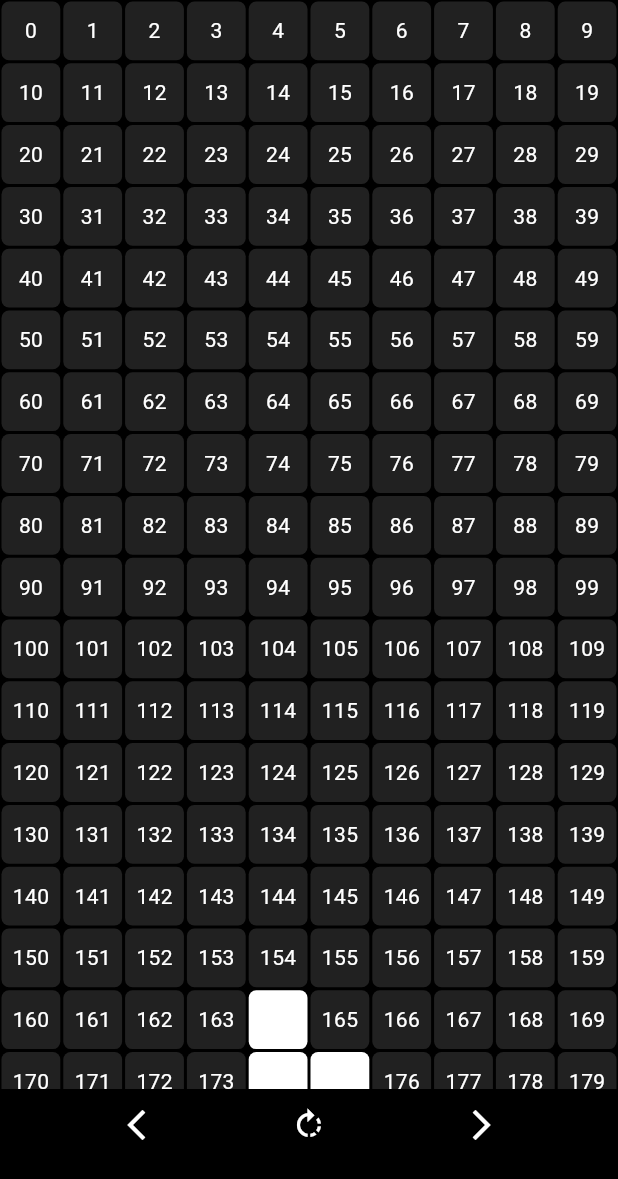
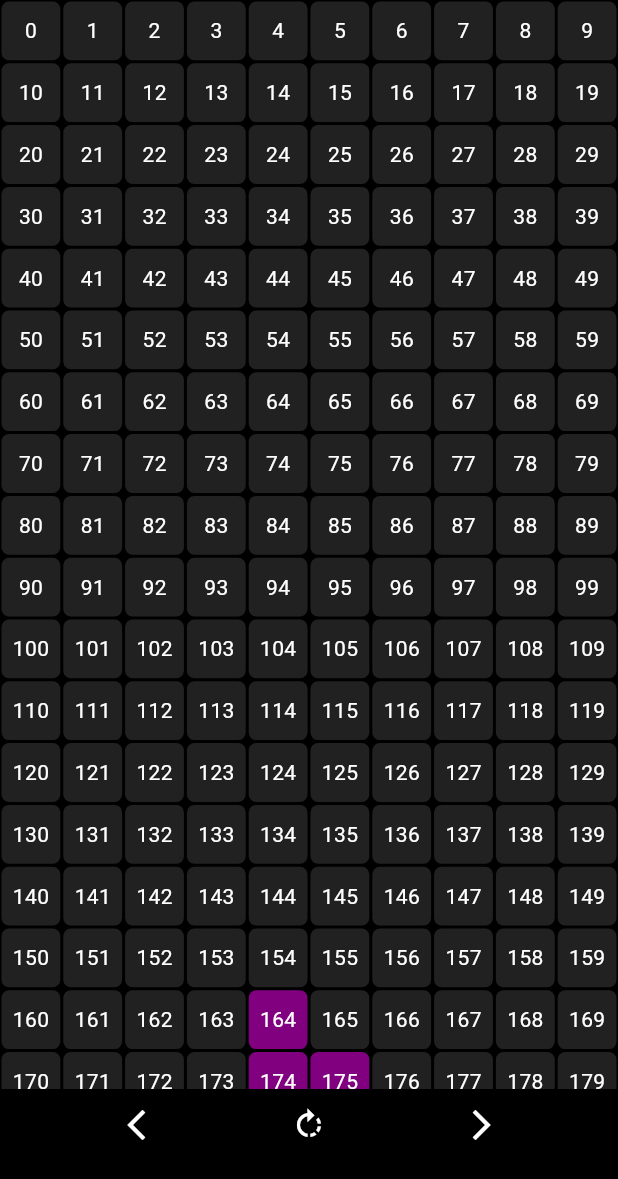
Before and after one commit to CLS11/tetris, a Flutter app: the screen it shows after launch, on a phone screen of 412 x 824 dp. Shown: the top 1179 px of the screen. Run offline on Flutter 3.47's test engine with Material 3 defaults, Android fonts, the phone set to English and light mode, and no system bars.

Commit message:
The colors for all the tetrominos.

```diff
--- a/tetris/lib/value.dart
+++ b/tetris/lib/value.dart
@@ -1,3 +1,5 @@
+import'package:flutter/material.dart';
+
   //Grid dimensions
    int rowLength = 10;
    int colLength = 20;
@@ -18,3 +20,13 @@ enum Tetromino{
   Z,
   T,
 }
+
+const Map<Tetromino, Color> tetrominoColors = {
+  Tetromino.L: Color(0xFFFFA500), // Orange
+  Tetromino.J: Color(0xFF0000FF), // Blue
+  Tetromino.T: Color(0xFF800080), // Purple
+  Tetromino.S: Color(0xFF00FF00), // Green
+  Tetromino.Z: Color(0xFFFF0000), // Red
+  Tetromino.I: Color(0xFF00FFFF), // Cyan
+  Tetromino.O: Color(0xFFFFFF00), // Yellow
+};
```
